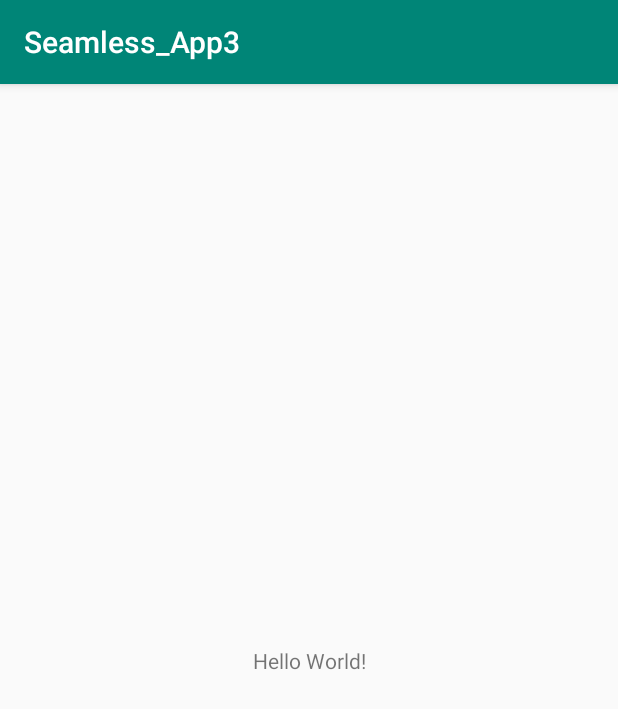
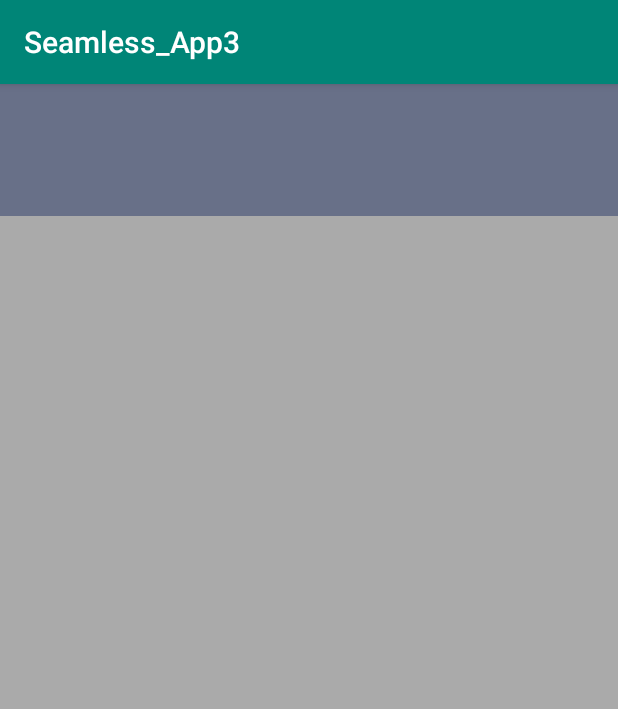
Before and after one commit to HainLuud/SeamlessEntrance, an Android app: the screen it shows after launch (MainActivity), on a phone screen of 412 x 824 dp. Shown: the top 709 px of the screen. Run offline under Robolectric (Android 15) with nearby library versions, the phone set to English and light mode, and no system bars.

Commit message:
Android first commit

```diff
--- a/app/src/main/res/layout/activity_main.xml
+++ b/app/src/main/res/layout/activity_main.xml
@@ -4,15 +4,16 @@
     xmlns:tools="http://schemas.android.com/tools"
     android:layout_width="match_parent"
     android:layout_height="match_parent"
-    tools:context=".MainActivity">
+    android:background="@android:color/darker_gray"
+    tools:context=".MainActivity" >
 
-    <TextView
-        android:layout_width="wrap_content"
-        android:layout_height="wrap_content"
-        android:text="Hello World!"
-        app:layout_constraintBottom_toBottomOf="parent"
-        app:layout_constraintLeft_toLeftOf="parent"
-        app:layout_constraintRight_toRightOf="parent"
+    <View
+        android:id="@+id/view"
+        android:layout_width="415dp"
+        android:layout_height="88dp"
+        android:background="#687088"
+        app:layout_constraintEnd_toEndOf="parent"
+        app:layout_constraintHorizontal_bias="1.0"
+        app:layout_constraintStart_toStartOf="parent"
         app:layout_constraintTop_toTopOf="parent" />
-
 </android.support.constraint.ConstraintLayout>
```
